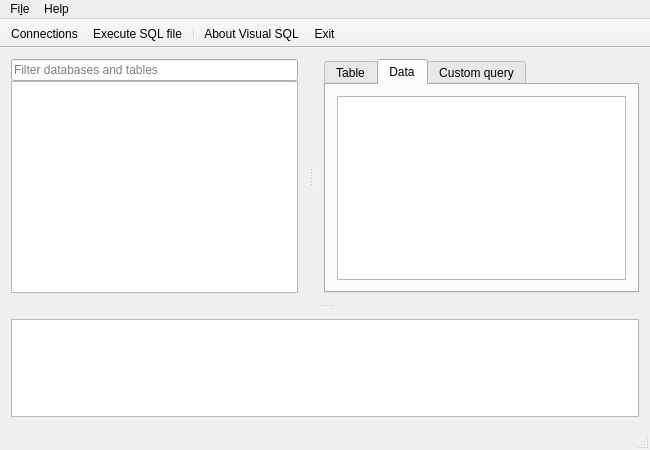
Qt form mainwindow.ui (kilab/qt-sqlmanager) before a commit.
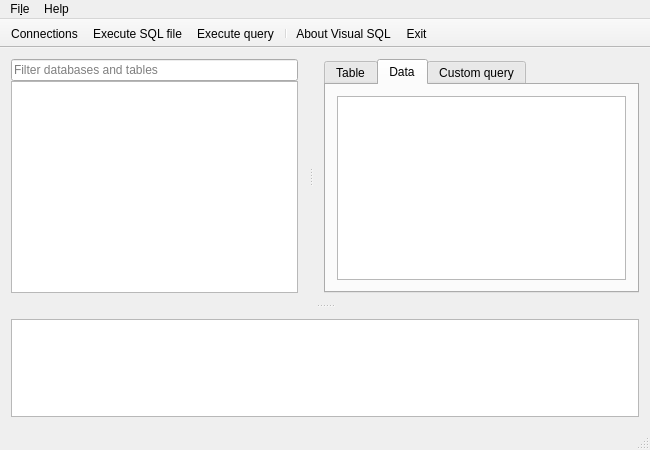
The same form after that commit. The open tabs and pages were chosen to show the change. Icons and pictures are not drawn.

Commit message: Execute query action

```diff
--- a/mainwindow.ui
+++ b/mainwindow.ui
@@ -349,6 +349,7 @@
    </attribute>
    <addaction name="Menu_File_Connections"/>
    <addaction name="Menu_File_ExecuteSQL_file"/>
+   <addaction name="Menu_File_ExecuteQuery"/>
    <addaction name="separator"/>
    <addaction name="Menu_Help_AboutVisual_SQL"/>
    <addaction name="Menu_File_Exit"/>
@@ -403,6 +404,14 @@
     <string>Drop database</string>
    </property>
   </action>
+  <action name="Menu_File_ExecuteQuery">
+   <property name="icon">
+    <iconset theme="player_play"/>
+   </property>
+   <property name="text">
+    <string>Execute query</string>
+   </property>
+  </action>
  </widget>
  <layoutdefault spacing="6" margin="11"/>
  <resources>
```
Left out of the diff: 4 changed lines with no effect on the pictures. The commit also changes 1 other file.
